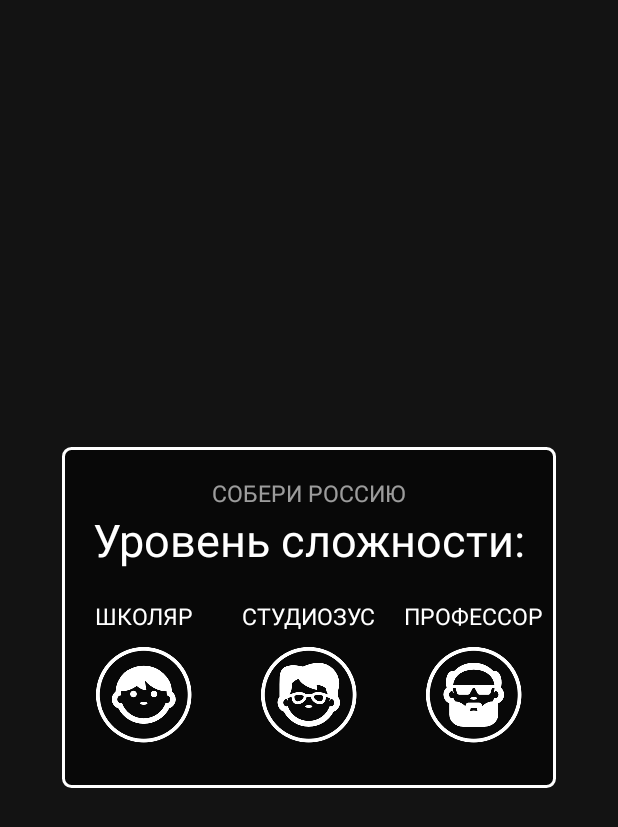
After one commit to alexal1/Geografica, an Android app: the layout fragment_levels.xml on its own in the app's theme, with its tools: preview values and no code run, on a phone screen of 412 x 824 dp. The commit adds this screen. Shown: the top 827 px of the screen. Run offline under Robolectric (Android 15) with nearby library versions, the phone set to English and light mode, and no system bars.

Commit message:
Create FragmentLevels, where user can choose a difficulty level for championship

```diff
--- /dev/null
+++ b/app/src/main/res/drawable/button_level_easy.xml
@@ -0,0 +1,9 @@
+<?xml version="1.0" encoding="utf-8"?>
+<selector xmlns:android="http://schemas.android.com/apk/res/android">
+    <item android:state_pressed="false">
+        <bitmap android:src="@drawable/level_easy" android:alpha="1.0"/>
+    </item>
+    <item android:state_pressed="true">
+        <bitmap android:src="@drawable/level_easy" android:alpha="0.5"/>
+    </item>
+</selector>
--- /dev/null
+++ b/app/src/main/res/drawable/button_level_hard.xml
@@ -0,0 +1,9 @@
+<?xml version="1.0" encoding="utf-8"?>
+<selector xmlns:android="http://schemas.android.com/apk/res/android">
+    <item android:state_pressed="false">
+        <bitmap android:src="@drawable/level_hard" android:alpha="1.0"/>
+    </item>
+    <item android:state_pressed="true">
+        <bitmap android:src="@drawable/level_hard" android:alpha="0.5"/>
+    </item>
+</selector>
--- /dev/null
+++ b/app/src/main/res/drawable/button_level_normal.xml
@@ -0,0 +1,9 @@
+<?xml version="1.0" encoding="utf-8"?>
+<selector xmlns:android="http://schemas.android.com/apk/res/android">
+    <item android:state_pressed="false">
+        <bitmap android:src="@drawable/level_normal" android:alpha="1.0"/>
+    </item>
+    <item android:state_pressed="true">
+        <bitmap android:src="@drawable/level_normal" android:alpha="0.5"/>
+    </item>
+</selector>
--- a/app/src/main/res/layout/activity_menu.xml
+++ b/app/src/main/res/layout/activity_menu.xml
@@ -1,6 +1,7 @@
 <?xml version="1.0" encoding="utf-8"?>
 <RelativeLayout xmlns:android="http://schemas.android.com/apk/res/android"
     xmlns:tools="http://schemas.android.com/tools"
+    android:id="@+id/layout_menu"
     android:layout_width="match_parent"
     android:layout_height="match_parent"
     android:background="@color/background"
--- /dev/null
+++ b/app/src/main/res/layout/fragment_levels.xml
@@ -0,0 +1,121 @@
+<?xml version="1.0" encoding="utf-8"?>
+<LinearLayout
+    xmlns:android="http://schemas.android.com/apk/res/android"
+    xmlns:tools="http://schemas.android.com/tools"
+    android:id="@+id/layout_levels"
+    android:layout_width="match_parent"
+    android:layout_height="match_parent"
+    android:orientation="horizontal"
+    android:weightSum="5"
+    android:gravity="center"
+    android:background="@color/dark_screen"
+    android:baselineAligned="false">
+
+    <LinearLayout
+        android:layout_width="0dp"
+        android:layout_height="wrap_content"
+        android:layout_weight="4"
+        android:orientation="vertical"
+        android:background="@drawable/window_finish"
+        android:paddingTop="20dp"
+        android:paddingBottom="20dp">
+
+        <TextView
+            android:layout_width="match_parent"
+            android:layout_height="wrap_content"
+            android:gravity="center_horizontal"
+            android:paddingLeft="10dp"
+            android:paddingStart="10dp"
+            android:paddingRight="10dp"
+            android:paddingEnd="10dp"
+            android:text="@string/levels_caption"
+            android:textSize="15sp"
+            android:textColor="@color/white_pressed"/>
+
+        <TextView
+            android:layout_width="match_parent"
+            android:layout_height="wrap_content"
+            android:gravity="center_horizontal"
+            android:paddingLeft="10dp"
+            android:paddingStart="10dp"
+            android:paddingRight="10dp"
+            android:paddingEnd="10dp"
+            android:layout_marginBottom="20dp"
+            android:text="@string/levels_choose_level"
+            android:textSize="30sp"
+            android:textColor="@color/white"/>
+
+        <LinearLayout
+            android:layout_width="match_parent"
+            android:layout_height="wrap_content"
+            android:orientation="horizontal"
+            android:weightSum="3">
+
+            <TextView
+                android:layout_width="0dp"
+                android:layout_height="wrap_content"
+                android:layout_weight="1"
+                android:gravity="center_horizontal"
+                android:text="@string/level_easy"
+                android:textSize="15sp"
+                android:textColor="@color/white"/>
+
+            <TextView
+                android:layout_width="0dp"
+                android:layout_height="wrap_content"
+                android:layout_weight="1"
+                android:gravity="center_horizontal"
+                android:text="@string/level_normal"
+                android:textSize="15sp"
+                android:textColor="@color/white"/>
+
+            <TextView
+                android:layout_width="0dp"
+                android:layout_height="wrap_content"
+                android:layout_weight="1"
+                android:gravity="center_horizontal"
+                android:text="@string/level_hard"
+                android:textSize="15sp"
+                android:textColor="@color/white"/>
+
+        </LinearLayout>
+
+        <LinearLayout
+            android:layout_width="match_parent"
+            android:layout_height="wrap_content"
+            android:orientation="horizontal"
+            android:weightSum="3">
+
+            <ImageButton
+                android:id="@+id/button_level_easy"
+                android:layout_width="0dp"
+                android:layout_height="wrap_content"
+                android:layout_weight="1"
+                android:padding="10dp"
+                android:src="@drawable/button_level_easy"
+                android:background="@color/transparent"
+                tools:ignore="ContentDescription"/>
+
+            <ImageButton
+                android:id="@+id/button_level_normal"
+                android:layout_width="0dp"
+                android:layout_height="wrap_content"
+                android:layout_weight="1"
+                android:padding="10dp"
+                android:src="@drawable/button_level_normal"
+                android:background="@color/transparent"
+                tools:ignore="ContentDescription"/>
+
+            <ImageButton
+                android:id="@+id/button_level_hard"
+                android:layout_width="0dp"
+                android:layout_height="wrap_content"
+                android:layout_weight="1"
+                android:padding="10dp"
+                android:src="@drawable/button_level_hard"
+                android:background="@color/transparent"
+                tools:ignore="ContentDescription"/>
+
+        </LinearLayout>
+    </LinearLayout>
+</LinearLayout>
--- a/app/src/main/res/values/strings.xml
+++ b/app/src/main/res/values/strings.xml
@@ -10,4 +10,10 @@
     <string name="menu_championship">Чемпионат</string>
     <string name="menu_training">Тренировка</string>
     <string name="menu_rate">Оставить отзыв</string>
+
+    <string name="levels_caption">СОБЕРИ РОССИЮ</string>
+    <string name="levels_choose_level">Уровень сложности:</string>
+    <string name="level_easy">ШКОЛЯР</string>
+    <string name="level_normal">СТУДИОЗУС</string>
+    <string name="level_hard">ПРОФЕССОР</string>
 </resources>
```
Also changed, not shown: app/src/main/java/com/alex_aladdin/geografica/FragmentLevels.java (added, +104 -0 lines), app/src/main/java/com/alex_aladdin/geografica/MenuActivity.java (+30 -8 lines), app/src/main/res/drawable-xxhdpi/level_easy.png (added), app/src/main/res/drawable-xxhdpi/level_hard.png (added), app/src/main/res/drawable-xxhdpi/level_normal.png (added).
